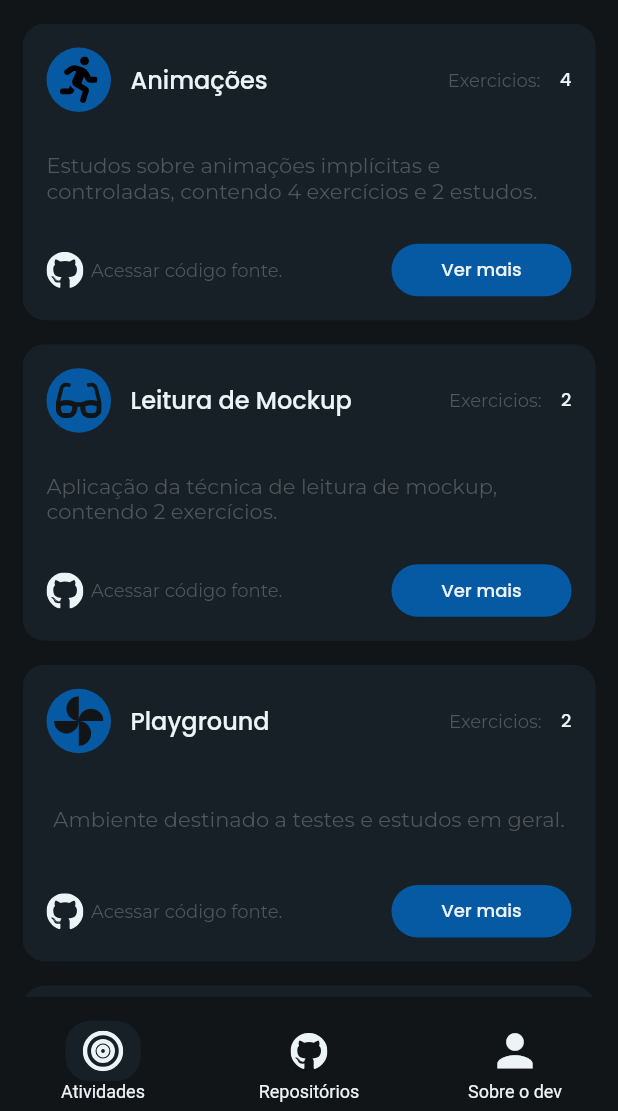
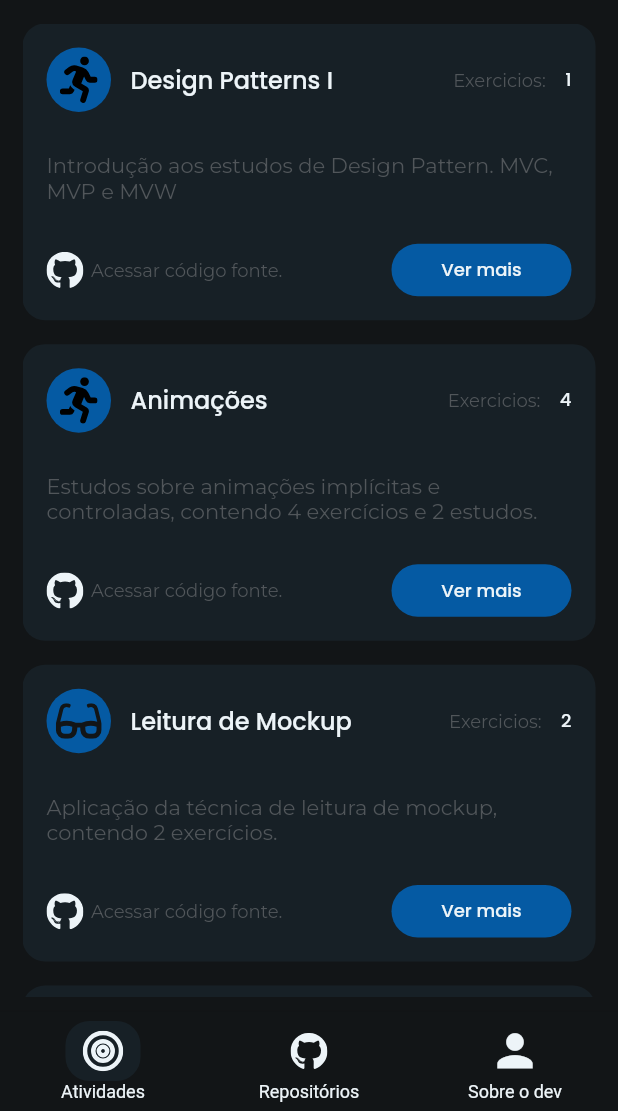
Before and after one commit to montonurb/Masterclass-App, a Flutter app: the screen it shows after launch, on a phone screen of 412 x 824 dp, the part 125-1236 px from its top. Run offline on Flutter 3.47's test engine with Material 2 defaults, Android fonts, the phone set to English and light mode, and no system bars; our stand-ins replace flutter_svg, google_fonts.

Commit message:
ajustes no app

```diff
--- a/lib/models/card.dart
+++ b/lib/models/card.dart
@@ -1,4 +1,22 @@
 List<List<dynamic>> card = const [
+  /*
+    imagem,
+    titulo,
+    exercicios,
+    subtitulo,
+    rota exercicio
+    [rota 1 exercicios, rota 2 exercicio,],
+  */
+  [
+    "assets/img/home/awesome-running.svg",
+    "Design Patterns I",
+    1,
+    "Introdução aos estudos de Design Pattern. MVC, MVP e MVW",
+    "",
+    [
+      "/cpf-screen",
+    ],
+  ],
   [
     "assets/img/home/awesome-running.svg",
     "Animações",
@@ -32,17 +50,4 @@ List<List<dynamic>> card = const [
     "Ambiente destinado a testes e estudos em geral.",
     "",
   ],
-  [
-    "assets/img/home/awesome-running.svg",
-    "Animações",
-    4,
-    "Estudos sobre animações implícitas e controladas, contendo 4 exercícios e 2 estudos.",
-    "",
-    [
-      11,
-      2,
-      3,
-      4,
-    ],
-  ],
 ];
--- a/lib/screen/activiy_screen.dart
+++ b/lib/screen/activiy_screen.dart
@@ -1,6 +1,7 @@
 // ignore_for_file: must_be_immutable, avoid_print, prefer_const_constructors_in_immutables
 
 import 'package:flutter/material.dart';
+import 'package:masterclass_app/models/card.dart';
 import 'package:masterclass_app/theme/app_theme.dart';
 import 'package:masterclass_app/widgets/custom_header.dart';
 
@@ -26,14 +27,19 @@ class AcitivityScreen extends StatelessWidget {
               const EdgeInsets.only(top: 35, left: 15, right: 15, bottom: 10),
           child: Column(
             children: [
-              CustomHeader(title: title),
+              CustomHeader(title: title, logo: false),
               const SizedBox(height: 16),
               Expanded(
                 child: ListView.separated(
                   itemCount: exercizes,
                   itemBuilder: (BuildContext context, int index) {
-                    return Container(
-                      height: height * 0.07,
+                    return GestureDetector(
+                      onTap: () {
+                        print(card[index][5][index]);
+                        Navigator.of(context).pushNamed(card[index][5][index]);
+                      },
+                      child: Container(
+                        height: height * 0.085,
                         width: width * 0.8,
                         decoration: BoxDecoration(
                           color: AppTheme.colors.cardBackground,
@@ -41,12 +47,12 @@ class AcitivityScreen extends StatelessWidget {
                         ),
                         child: Padding(
                           padding: const EdgeInsets.symmetric(
-                            vertical: 16.0, horizontal: 8.0),
+                              vertical: 16.0, horizontal: 16.0),
                           child: Row(
                             mainAxisAlignment: MainAxisAlignment.spaceBetween,
                             children: [
                               Container(
-                              width: width * 0.08,
+                                width: width * 0.09,
                                 decoration: BoxDecoration(
                                   borderRadius: BorderRadius.circular(50),
                                   color: AppTheme.colors.primary,
@@ -65,6 +71,7 @@ class AcitivityScreen extends StatelessWidget {
                             ],
                           ),
                         ),
+                      ),
                     );
                   },
                   separatorBuilder: (context, index) {
--- a/lib/screen/home_activities_screen.dart
+++ b/lib/screen/home_activities_screen.dart
@@ -23,7 +23,7 @@ class HomeActivitiesScreen extends StatelessWidget {
           width: width,
           child: Column(
             children: [
-              CustomHeader(title: "Atividades"),
+              CustomHeader(title: "Atividades", logo: true),
               const SizedBox(height: 16),
               Expanded(
                 child: ListView.separated(
@@ -44,39 +44,6 @@ class HomeActivitiesScreen extends StatelessWidget {
                   },
                 ),
               ),
-              /*
-              CustomCard(
-                height: height,
-                width: width,
-                imageIcon: "assets/img/home/awesome-running.svg",
-                title: "Animações",
-                exercise: 4,
-                text:
-                    'Estudos sobre animações implícitas e controladas, contendo 4 exercícios e 2 estudos.',
-                linkGitHub: '',
-              ),
-              const SizedBox(height: 16),
-              CustomCard(
-                height: height,
-                width: width,
-                imageIcon: "assets/img/home/awesome-glasses.svg",
-                title: 'Leitura de Mockup',
-                exercise: 2,
-                text:
-                    'Aplicação da técnica de leitura de mockup, contendo 2 exercícios.',
-                linkGitHub: '',
-              ),
-              const SizedBox(height: 16),
-              CustomCard(
-                height: height,
-                width: width,
-                imageIcon: "assets/img/home/material-toys.svg",
-                title: 'Playground',
-                exercise: 2,
-                text: 'Ambiente destinado a testes e estudos em geral.',
-                linkGitHub: '',
-              ),
-              */
             ],
           ),
         ),
--- a/lib/screen/home_dev_screen.dart
+++ b/lib/screen/home_dev_screen.dart
@@ -23,10 +23,10 @@ class DevScreen extends StatelessWidget {
         child: SizedBox(
           child: Column(
             children: [
-              CustomHeader(title: "Sobre o dev"),
+              CustomHeader(title: "Sobre o dev", logo: true),
               const SizedBox(height: 16),
               Container(
-                height: height * 0.32,
+                height: height * 0.35,
                 width: width,
                 decoration: BoxDecoration(
                   borderRadius: BorderRadius.circular(32),
--- a/lib/theme/app_colors.dart
+++ b/lib/theme/app_colors.dart
@@ -6,6 +6,7 @@ abstract class AppColors {
   Color get cardBackground;
   Color get bodytext;
   Color get textHighlight;
+  Color get check;
 }
 
 class AppColorsDefault implements AppColors {
@@ -23,4 +24,7 @@ class AppColorsDefault implements AppColors {
 
   @override
   Color get bodytext => const Color(0xFF51565A);
+
+  @override
+  Color get check => const Color(0xFF03BB85);
 }
--- a/lib/widgets/custom_header.dart
+++ b/lib/widgets/custom_header.dart
@@ -7,7 +7,9 @@ import '../theme/app_theme.dart';
 
 class CustomHeader extends StatelessWidget {
   String title = "";
-  CustomHeader({Key? key, required this.title}) : super(key: key);
+  bool logo = true;
+  CustomHeader({Key? key, required this.title, required this.logo})
+      : super(key: key);
 
   @override
   Widget build(BuildContext context) {
@@ -18,7 +20,18 @@ class CustomHeader extends StatelessWidget {
         children: [
           Row(
             children: [
-              Image.asset("assets/img/home/logo.png"),
+              logo == true
+                  ? Image.asset("assets/img/home/logo.png")
+                  : GestureDetector(
+                      onTap: () {
+                        Navigator.pop(context);
+                      },
+                      child: Icon(
+                        Icons.arrow_back_ios_new,
+                        color: AppTheme.colors.textHighlight,
+                        size: 35,
+                      ),
+                    ),
               Padding(
                 padding: const EdgeInsets.only(
                   left: 8.0,
```
Also changed, not shown: pubspec.lock, 2 other files. Lines whose indentation alone changed are shown as unchanged.
